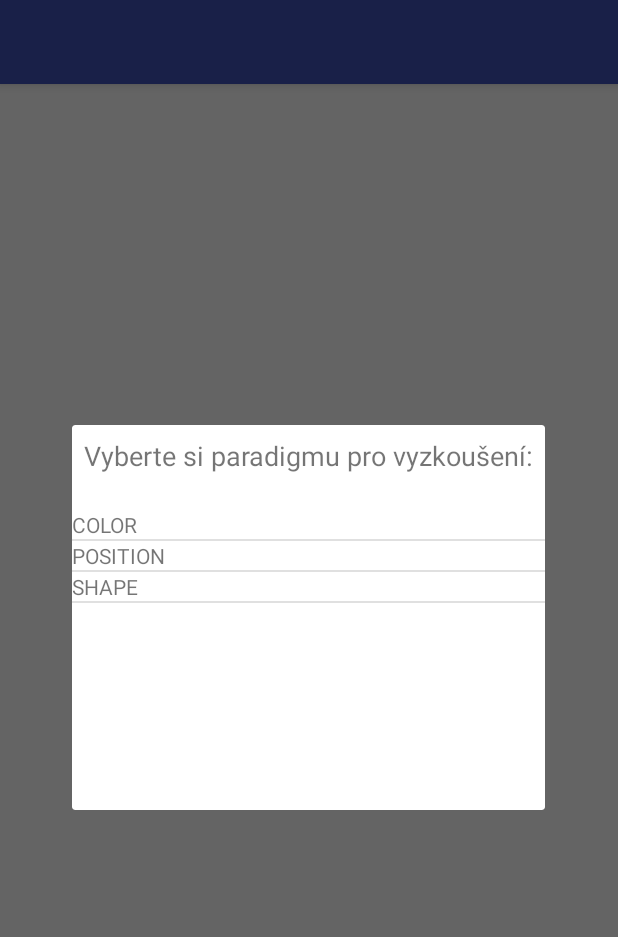
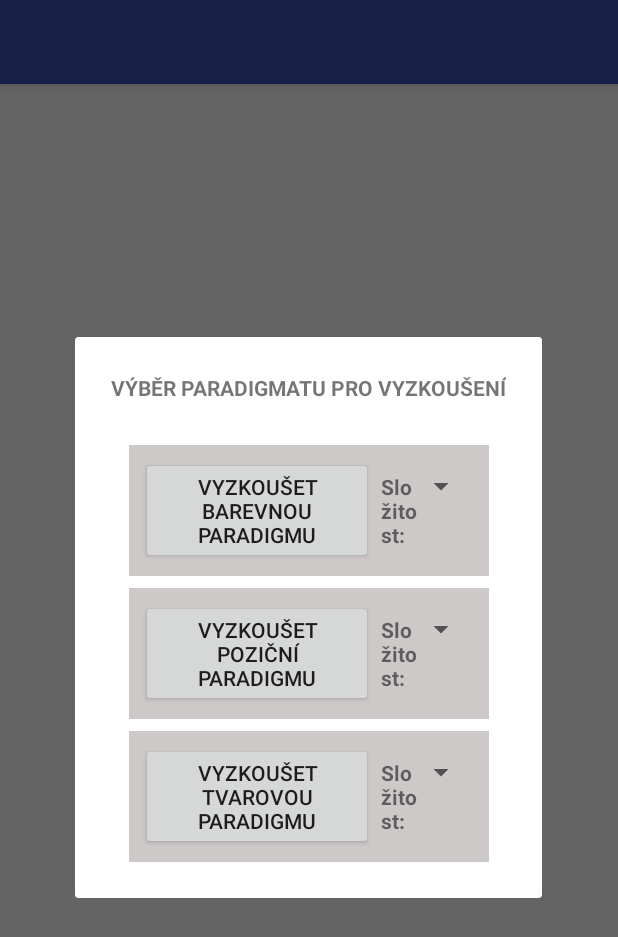
Before and after one commit to ayraz/TrainingApp, an Android app: the fragment TrialSelectionFragment placed in its activity, on a phone screen of 412 x 824 dp. Shown: the top 937 px of the screen. Run offline under Robolectric (Android 15) with nearby library versions, the phone set to English and light mode, and no system bars; our stand-ins replace data binding.

Commit message:
Add difficulty selection to trial mode and fix unstopped callback bug in trial activity.

```diff
--- a/app/src/main/java/cz/nudz/www/trainingapp/main/ChartSelectionFragment.java
+++ b/app/src/main/java/cz/nudz/www/trainingapp/main/ChartSelectionFragment.java
@@ -2,7 +2,6 @@ package cz.nudz.www.trainingapp.main;
 
 
 import android.databinding.DataBindingUtil;
-import android.databinding.ViewDataBinding;
 import android.os.Bundle;
 import android.support.v4.app.Fragment;
 import android.support.v7.widget.LinearLayoutManager;
@@ -12,6 +11,7 @@ import android.view.ViewGroup;
 
 import cz.nudz.www.trainingapp.R;
 import cz.nudz.www.trainingapp.databinding.ChartSelectionFragmentBinding;
+import cz.nudz.www.trainingapp.enums.ParadigmType;
 
 /**
  * A simple {@link Fragment} subclass.
@@ -29,9 +29,6 @@ public class ChartSelectionFragment extends Fragment {
     public View onCreateView(LayoutInflater inflater, ViewGroup container, Bundle savedInstanceState) {
         binding = DataBindingUtil.inflate(inflater, R.layout.chart_selection_fragment, container, false);
 
-        binding.chartList.setLayoutManager(new LinearLayoutManager(getActivity()));
-        binding.chartList.setAdapter(new ChartRowAdapter());
-
         return binding.getRoot();
     }
 
--- a/app/src/main/java/cz/nudz/www/trainingapp/main/ModeSelectionFragment.java
+++ b/app/src/main/java/cz/nudz/www/trainingapp/main/ModeSelectionFragment.java
@@ -4,6 +4,7 @@ package cz.nudz.www.trainingapp.main;
 import android.databinding.DataBindingUtil;
 import android.databinding.ViewDataBinding;
 import android.os.Bundle;
+import android.support.v4.app.DialogFragment;
 import android.support.v4.app.Fragment;
 import android.view.LayoutInflater;
 import android.view.View;
--- /dev/null
+++ b/app/src/main/java/cz/nudz/www/trainingapp/main/TrialRowAdapter.java
@@ -0,0 +1,103 @@
+package cz.nudz.www.trainingapp.main;
+
+import android.content.Context;
+import android.support.v7.widget.RecyclerView;
+import android.view.LayoutInflater;
+import android.view.View;
+import android.view.ViewGroup;
+import android.widget.ArrayAdapter;
+import android.widget.Spinner;
+import android.widget.TextView;
+
+import cz.nudz.www.trainingapp.ParadigmSet;
+import cz.nudz.www.trainingapp.R;
+import cz.nudz.www.trainingapp.enums.Difficulty;
+import cz.nudz.www.trainingapp.enums.ParadigmType;
+
+/**
+ * Created by P8P67 on 11/1/2017.
+ */
+
+public class TrialRowAdapter extends RecyclerView.Adapter<TrialRowAdapter.ViewHolder> {
+
+    private final OnParadigmRowClick callback;
+
+    public TrialRowAdapter(OnParadigmRowClick callback) {
+        this.callback = callback;
+    }
+
+    @Override
+    public ViewHolder onCreateViewHolder(ViewGroup parent, int viewType) {
+        View v = LayoutInflater.from(parent.getContext()).inflate(R.layout.trial_selection_row, parent, false);
+        return new ViewHolder(v);
+    }
+
+    @Override
+    public void onBindViewHolder(ViewHolder holder, int position) {
+        String title = "";
+        Context context = holder.getChartTitleBtn().getContext();
+        switch (ParadigmSet.getAt(position)) {
+            case COLOR:
+                title = context.getString(R.string.tryColorParadigmBtn);
+                break;
+            case POSITION:
+                title = context.getString(R.string.tryPositionParadigmBtn);
+                break;
+            case SHAPE:
+                title = context.getString(R.string.tryShapeParadigmBtn);
+                break;
+        }
+        holder.getChartTitleBtn().setText(title);
+
+        String[] difficulties = new String[Difficulty.values().length];
+        for (int i = 0; i < difficulties.length; ++i) {
+            difficulties[i] = Integer.toString(i+1);
+        }
+
+        ArrayAdapter<String> stringArrayAdapter = new ArrayAdapter<>(context,
+                android.R.layout.simple_spinner_item,
+                difficulties);
+        stringArrayAdapter.setDropDownViewResource(android.R.layout.simple_spinner_dropdown_item);
+        holder.getDifficultySpinner().setAdapter(stringArrayAdapter);
+        holder.getDifficultySpinner().setSelection(0);
+    }
+
+    @Override
+    public int getItemCount() {
+        return ParadigmSet.size();
+    }
+
+    protected class ViewHolder extends RecyclerView.ViewHolder {
+        private final TextView chartTitleBtn;
+        private final Spinner difficultySpinner;
+
+        public ViewHolder(View v) {
+            super(v);
+            this.chartTitleBtn = (TextView) v.findViewById(R.id.chartTitleBtn);
+            this.difficultySpinner = (Spinner) v.findViewById(R.id.difficultySpinner);
+
+            chartTitleBtn.setOnClickListener(new View.OnClickListener() {
+                @Override
+                public void onClick(View view) {
+                    int difficultyIndex = Integer.parseInt((String) ViewHolder.this.difficultySpinner.getSelectedItem()) - 1;
+                    TrialRowAdapter.this.callback.onClick(view,
+                            ParadigmSet.getAt(getAdapterPosition()),
+                            Difficulty.values()[difficultyIndex]);
+                }
+            });
+        }
+
+        public TextView getChartTitleBtn() {
+            return chartTitleBtn;
+        }
+
+        public Spinner getDifficultySpinner() {
+            return difficultySpinner;
+        }
+    }
+
+    public interface OnParadigmRowClick {
+
+        void onClick(View v, ParadigmType paradigmType, Difficulty difficulty);
+    }
+}
--- a/app/src/main/java/cz/nudz/www/trainingapp/trial/TrialSelectionFragment.java
+++ b/app/src/main/java/cz/nudz/www/trainingapp/trial/TrialSelectionFragment.java
@@ -1,27 +1,22 @@
 package cz.nudz.www.trainingapp.trial;
 
 
-import android.database.DataSetObserver;
+import android.app.Dialog;
 import android.databinding.DataBindingUtil;
 import android.os.Bundle;
+import android.support.annotation.NonNull;
 import android.support.v4.app.DialogFragment;
 import android.support.v4.app.Fragment;
-import android.support.v4.app.FragmentManager;
-import android.support.v4.app.FragmentTransaction;
-import android.support.v4.app.ListFragment;
+import android.support.v7.widget.LinearLayoutManager;
 import android.view.LayoutInflater;
 import android.view.View;
 import android.view.ViewGroup;
-import android.widget.ListAdapter;
-import android.widget.ListView;
-import android.widget.TextView;
 
-import java.util.List;
-
-import cz.nudz.www.trainingapp.ParadigmSet;
 import cz.nudz.www.trainingapp.R;
 import cz.nudz.www.trainingapp.databinding.TrialSelectionFragmentBinding;
+import cz.nudz.www.trainingapp.enums.Difficulty;
 import cz.nudz.www.trainingapp.enums.ParadigmType;
+import cz.nudz.www.trainingapp.main.TrialRowAdapter;
 
 
 /**
@@ -39,90 +34,14 @@ public class TrialSelectionFragment extends DialogFragment {
     public View onCreateView(LayoutInflater inflater, ViewGroup container, Bundle savedInstanceState) {
         binding = DataBindingUtil.inflate(inflater, R.layout.trial_selection_fragment, container, false);
 
-        ParadigmListFragment listFragment = new ParadigmListFragment();
-        listFragment.setListAdapter(new ParadigmListAdapter());
-
-        FragmentManager fragmentManager = getChildFragmentManager();
-        FragmentTransaction fragmentTransaction = fragmentManager.beginTransaction();
-        fragmentTransaction.add(binding.paradigmTypeListFragment.getId() , listFragment, "");
-        fragmentTransaction.commit();
+        binding.paradigmTypeList.setLayoutManager(new LinearLayoutManager(getActivity()));
+        binding.paradigmTypeList.setAdapter(new TrialRowAdapter(new TrialRowAdapter.OnParadigmRowClick() {
+            @Override
+            public void onClick(View v, ParadigmType paradigmType, Difficulty difficulty) {
+                TrialActivity.startActivity(getActivity(), paradigmType, difficulty);
+            }
+        }));
 
         return binding.getRoot();
     }
-
-    // TODO do i really have to override to get onitemclick lol?
-    public static class ParadigmListFragment extends ListFragment {
-        @Override
-        public void onListItemClick(ListView l, View v, int position, long id) {
-            ParadigmType paradigmType = (ParadigmType) getListView().getItemAtPosition(position);
-            TrialActivity.startActivity(getActivity(), paradigmType);
-        }
-    }
-
-    private class ParadigmListAdapter implements ListAdapter {
-
-        private List<ParadigmType> paradigmTypes = ParadigmSet.getParadigmTypes();
-
-        @Override
-        public void registerDataSetObserver(DataSetObserver observer) {
-
-        }
-
-        @Override
-        public void unregisterDataSetObserver(DataSetObserver observer) {
-
-        }
-
-        @Override
-        public int getCount() {
-            return paradigmTypes.size();
-        }
-
-        @Override
-        public Object getItem(int position) {
-            return paradigmTypes.get(position);
-        }
-
-        @Override
-        public long getItemId(int position) {
-            return 0;
-        }
-
-        @Override
-        public boolean hasStableIds() {
-            return false;
-        }
-
-        @Override
-        public View getView(int position, View convertView, ViewGroup parent) {
-            TextView textView = new TextView(getActivity());
-            textView.setText(paradigmTypes.get(position).toString());
-            return textView;
-        }
-
-        @Override
-        public int getItemViewType(int position) {
-            return 1;
-        }
-
-        @Override
-        public int getViewTypeCount() {
-            return 1;
-        }
-
-        @Override
-        public boolean isEmpty() {
-            return paradigmTypes.isEmpty();
-        }
-
-        @Override
-        public boolean areAllItemsEnabled() {
-            return true;
-        }
-
-        @Override
-        public boolean isEnabled(int position) {
-            return true;
-        }
-    }
 }
--- a/app/src/main/res/layout/trial_selection_fragment.xml
+++ b/app/src/main/res/layout/trial_selection_fragment.xml
@@ -3,32 +3,28 @@
     xmlns:android="http://schemas.android.com/apk/res/android">
 
     <android.support.constraint.ConstraintLayout
-        android:layout_height="match_parent"
-        android:layout_width="match_parent">
+        android:layout_height="wrap_content"
+        android:layout_width="wrap_content"
+        android:padding="24dp">
 
         <TextView
-            android:layout_width="wrap_content"
+            android:layout_width="match_parent"
             android:layout_height="wrap_content"
+            android:textStyle="bold"
             android:text="@string/selectParadigmTypeForTrialTitle"
-            app:layout_constraintTop_toTopOf="parent"
-            android:layout_marginTop="8dp"
-            android:layout_marginRight="8dp"
-            app:layout_constraintRight_toRightOf="parent"
-            android:layout_marginLeft="8dp"
-            app:layout_constraintLeft_toLeftOf="parent"
-            android:textSize="18sp"
-            android:id="@+id/textView" />
+            android:textAlignment="center"
+            android:textAllCaps="true"/>
 
-        <FrameLayout
-            android:id="@+id/paradigmTypeListFragment"
+        <android.support.v7.widget.RecyclerView
+            android:id="@+id/paradigmTypeList"
             android:name="android.app.ListFragment"
-            android:layout_width="0dp"
-            android:layout_height="200dp"
-            android:layout_marginTop="24dp"
+            android:layout_width="match_parent"
+            android:layout_height="wrap_content"
+            android:layout_marginTop="40dp"
             app:layout_constraintBottom_toBottomOf="parent"
             app:layout_constraintLeft_toLeftOf="parent"
             app:layout_constraintRight_toRightOf="parent"
-            app:layout_constraintTop_toBottomOf="@+id/textView"
+            app:layout_constraintTop_toTopOf="parent"
             tools:layout="@android:layout/list_content" />
 
     </android.support.constraint.ConstraintLayout>
--- /dev/null
+++ b/app/src/main/res/layout/trial_selection_row.xml
@@ -0,0 +1,32 @@
+<?xml version="1.0" encoding="utf-8"?>
+<LinearLayout xmlns:android="http://schemas.android.com/apk/res/android"
+    android:orientation="horizontal"
+    android:layout_width="match_parent"
+    android:layout_height="wrap_content"
+    android:background="@color/trainingBackground"
+    android:padding="8dp"
+    android:layout_gravity="center_vertical"
+    android:layout_marginTop="8dp">
+
+    <Button
+        android:id="@+id/chartTitleBtn"
+        android:layout_width="wrap_content"
+        android:layout_height="wrap_content"
+        android:layout_weight="2"
+        android:textAllCaps="true" />
+
+    <TextView
+        android:layout_marginLeft="5dp"
+        android:layout_width="wrap_content"
+        android:layout_height="wrap_content"
+        android:text="@string/difficultyLabel"
+        android:textStyle="bold"
+        android:layout_weight="1"/>
+
+    <Spinner
+        android:id="@+id/difficultySpinner"
+        android:layout_width="wrap_content"
+        android:layout_height="wrap_content"
+        android:layout_weight="1"
+        android:textAlignment="center"/>
+</LinearLayout>
--- a/app/src/main/res/values/strings.xml
+++ b/app/src/main/res/values/strings.xml
@@ -22,7 +22,7 @@
     <string name="positionParadigmStartHelp">V tomto experimentu bude Vaším úkolem zapamatovat si podněty na straně určené šipkou a následně identifikovat <![CDATA[<b>změnu POZICE PODNĚTŮ</b>]]> na té dané straně.</string>
     <string name="quitTrainingDialogMessage">Jste si jisti, že chcete ukončit trénink?</string>
     <string name="quitTrainingDialogTitle">Ukončení tréninku</string>
-    <string name="selectParadigmTypeForTrialTitle">Vyberte si paradigmu pro vyzkoušení:</string>
+    <string name="selectParadigmTypeForTrialTitle">Výběr paradigmatu pro vyzkoušení</string>
     <string name="shapeParadigmStartHelp">V tomto experimentu bude Vaším úkolem zapamatovat si podněty na straně určené šipkou a následně identifikovat <![CDATA[<b>změnu TVARU PODNĚTŮ</b>]]> na té dané straně.</string>
     <string name="startTrainingBtnText">Začít trénink</string>
     <string name="nextBtnText">Další</string>
@@ -50,4 +50,8 @@
     <string name="lastLoginAsLabel">Poslední přihlášení jako: </string>
     <string name="usernameLabel">Uživatelské jméno: </string>
     <string name="loginBtnText">Přihlásit se</string>
+    <string name="difficultyLabel">Složitost: </string>
+    <string name="tryColorParadigmBtn">Vyzkoušet barevnou paradigmu</string>
+    <string name="tryPositionParadigmBtn">Vyzkoušet poziční paradigmu</string>
+    <string name="tryShapeParadigmBtn">Vyzkoušet tvarovou paradigmu</string>
 </resources>
--- a/app/src/main/res/values/styles.xml
+++ b/app/src/main/res/values/styles.xml
@@ -18,4 +18,7 @@
         <!--<item name="app:layout_constraintTop_toTopOf">parent</item>-->
     </style>
 
+    <style name="CustomDialog" parent="@style/Theme.AppCompat.Light.Dialog">
+        <item name="android:windowNoTitle">false</item>
+    </style>
 </resources>
```
Also changed, not shown: app/src/main/java/cz/nudz/www/trainingapp/main/ChartRowAdapter.java (deleted, +0 -70 lines), app/src/main/java/cz/nudz/www/trainingapp/trial/TrialActivity.java (+26 -5 lines), app/src/main/res/layout/chart_selection_row.xml (deleted, +0 -16 lines).
